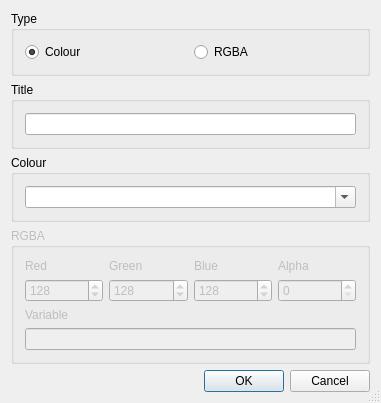
Old version of the form Plugins/WizardPlugins/ColorDialogWizard/ColorDialogWizardDialog.ui in the repository testmana2/test.
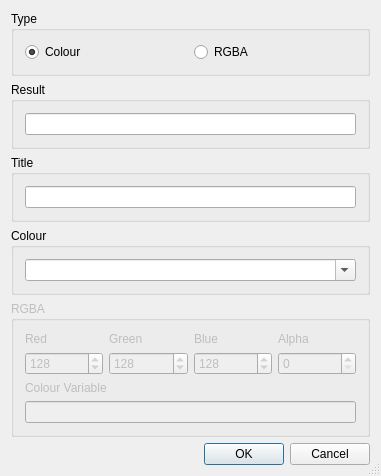
New version of the form.

Commit message: Extended the dialog wizards to generate code for the result variable(s).

Patch:
```diff
--- a/Plugins/WizardPlugins/ColorDialogWizard/ColorDialogWizardDialog.ui
+++ b/Plugins/WizardPlugins/ColorDialogWizard/ColorDialogWizardDialog.ui
@@ -7,7 +7,7 @@
     <x>0</x>
     <y>0</y>
     <width>381</width>
-    <height>338</height>
+    <height>397</height>
    </rect>
   </property>
   <property name="windowTitle">
@@ -49,6 +49,22 @@
      </layout>
     </widget>
    </item>
+   <item>
+    <widget class="QGroupBox" name="groupBox_4">
+     <property name="title">
+      <string>Result</string>
+     </property>
+     <layout class="QHBoxLayout" name="horizontalLayout">
+      <item>
+       <widget class="QLineEdit" name="eResultVar">
+        <property name="toolTip">
+         <string>Enter the result variable name</string>
+        </property>
+       </widget>
+      </item>
+     </layout>
+    </widget>
+   </item>
    <item>
     <widget class="QGroupBox" name="titleGroup">
      <property name="title">
@@ -217,7 +233,7 @@
       <item row="2" column="0" colspan="4">
        <widget class="QLabel" name="TextLabel2">
         <property name="text">
-         <string>Variable</string>
+         <string>Colour Variable</string>
         </property>
        </widget>
       </item>
```
Left out of the diff: 1 changed line with no effect on the pictures. The commit also changes 24 other files.
